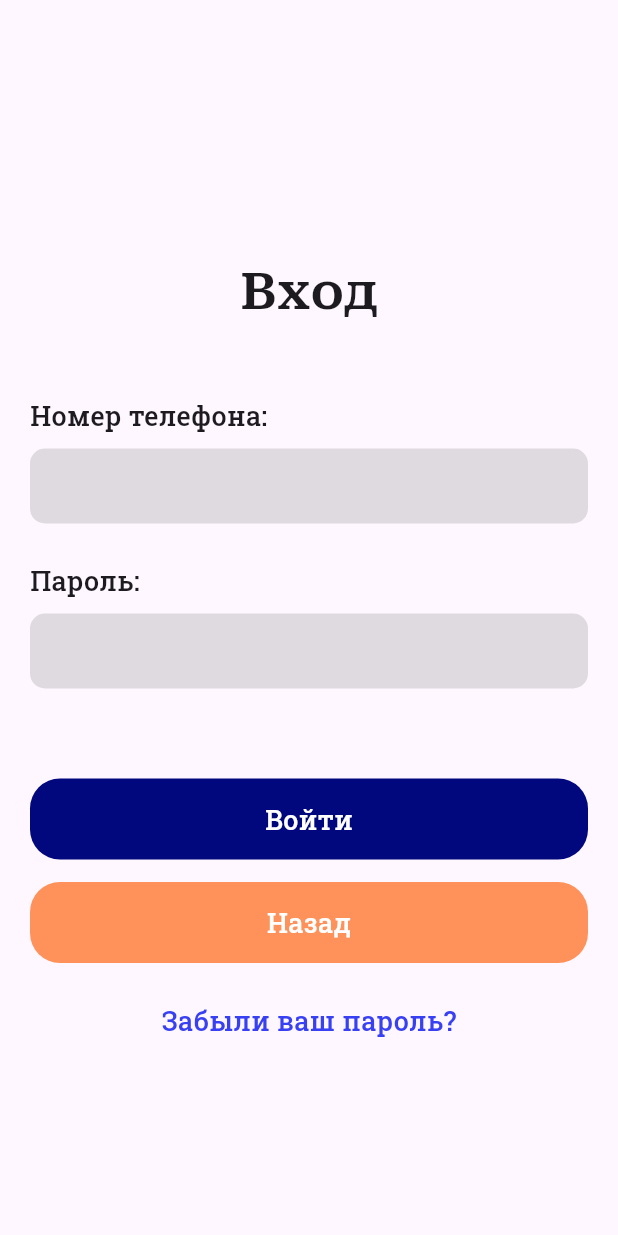
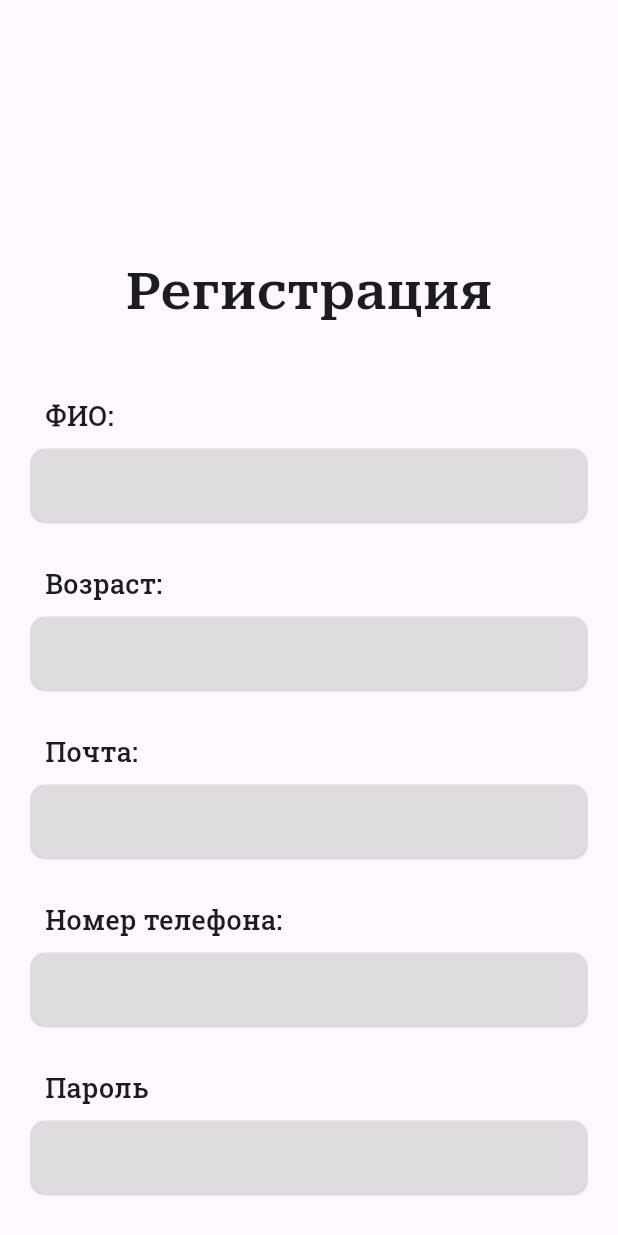
Before and after one commit to Wjiel/uber_works_app, a Flutter app: the screen it shows after launch, on a phone screen of 412 x 824 dp. Run offline on Flutter 3.47's test engine with Material 3 defaults, Android fonts, the phone set to English and light mode, and no system bars; project files that could hold a hidden picture were left out.

Commit message:
Сделал форму регистрации.

```diff
--- a/lib/login_window/widget/TextForPage.dart
+++ b/lib/custom_widgets/Text/CustomTextForPage.dart
@@ -11,10 +11,10 @@ TextStyle _styleTextIn = TextStyle(
   fontWeight: FontWeight.w600,
 );
 
-class TextForPage extends StatelessWidget {
+class CustomTextForPage extends StatelessWidget {
   final bool? isSwtich;
   final String textString;
-  const TextForPage({super.key, required this.textString, this.isSwtich});
+  const CustomTextForPage({super.key, required this.textString, this.isSwtich});
 
   @override
   Widget build(BuildContext context) {
--- a/lib/login_window/widget/BoxWithText.dart
+++ b/lib/custom_widgets/TextFields/CustomBoxWithText.dart
@@ -1,17 +1,22 @@
 import 'package:flutter/material.dart';
 
-class BoxWithText extends StatefulWidget {
+class CustomBoxWithText extends StatefulWidget {
   final bool? isSwitchPass;
-  const BoxWithText({super.key, this.isSwitchPass});
+  const CustomBoxWithText({super.key, this.isSwitchPass});
 
 
   @override
-  State<BoxWithText> createState() => _BoxWithTextState();
+  State<CustomBoxWithText> createState() => _CustomBoxWithTextState();
 }
 
-class _BoxWithTextState extends State<BoxWithText> {
-  final controllerText = TextEditingController();
+class _CustomBoxWithTextState extends State<CustomBoxWithText> {
+  final TextEditingController controllerText = TextEditingController();
 
+  @override
+  void dispose() {
+    controllerText.dispose();
+    super.dispose();
+  }
 
   @override
   Widget build(BuildContext context) {
--- a/lib/login_window/widget/ButtonSign.dart
+++ b/lib/custom_widgets/buttons/CustomButtonSign.dart
@@ -1,10 +1,10 @@
 import 'package:flutter/material.dart';
 import 'package:uber_works_app/colors.dart';
 
-class ButtonSign extends StatelessWidget {
-  final String InputWords;
-  final bool? Colorchik;
-  const ButtonSign({super.key, required this.InputWords, this.Colorchik});
+class CustomButtonSign extends StatelessWidget {
+  final String inputWords;
+  final bool? colorchik;
+  const CustomButtonSign({super.key, required this.inputWords, this.colorchik});
 
   @override
   Widget build(BuildContext context) {
@@ -15,12 +15,12 @@ class ButtonSign extends StatelessWidget {
         width: double.infinity,
         padding: EdgeInsets.symmetric(vertical: 14),
         decoration: BoxDecoration(
-          color: Colorchik ?? false ? lowOrange : highBlue,
+          color: colorchik ?? false ? lowOrange : highBlue,
           borderRadius: BorderRadius.circular(20),
         ),
         child: Center(
           child: Text(
-            InputWords,
+            inputWords,
             style: TextStyle(
               color: Colors.white,
               fontFamily: 'RobotoSlab',
--- a/lib/login_window/LoginWindow.dart
+++ b/lib/login_window/LoginWindow.dart
@@ -1,8 +1,8 @@
 import 'package:flutter/material.dart';
-import 'package:uber_works_app/login_window/widget/BoxWithText.dart';
-import 'package:uber_works_app/login_window/widget/ButtonSign.dart';
+import 'package:uber_works_app/custom_widgets/TextFields/CustomBoxWithText.dart';
+import 'package:uber_works_app/custom_widgets/buttons/CustomButtonSign.dart';
 import 'package:uber_works_app/login_window/widget/JustText.dart';
-import 'package:uber_works_app/login_window/widget/TextForPage.dart';
+import 'package:uber_works_app/custom_widgets/Text/CustomTextForPage.dart';
 
 class LoginWindow extends StatefulWidget {
   const LoginWindow({super.key});
@@ -20,19 +20,19 @@ class _LoginWindowState extends State<LoginWindow> {
         child: ListView(
           children: [
             SizedBox(height: 170),
-            Center(child: TextForPage(textString: 'Вход', isSwtich: true)),
+            Center(child: CustomTextForPage(textString: 'Вход', isSwtich: true)),
             SizedBox(height: 45),
-            TextForPage(textString: 'Номер телефона:'),
+            CustomTextForPage(textString: 'Номер телефона:'),
             SizedBox(height: 9),
-            BoxWithText(),
+            CustomBoxWithText(),
             SizedBox(height: 25),
-            TextForPage(textString: 'Пароль:'),
+            CustomTextForPage(textString: 'Пароль:'),
             SizedBox(height: 9),
-            BoxWithText(isSwitchPass: true),
+            CustomBoxWithText(isSwitchPass: true),
             SizedBox(height: 60),
-            ButtonSign(InputWords: 'Войти'),
+            CustomButtonSign(inputWords: 'Войти'),
             SizedBox(height: 15),
-            ButtonSign(InputWords: 'Назад',Colorchik: true),
+            CustomButtonSign(inputWords: 'Назад',colorchik: true),
             SizedBox(height: 25),
             Center(child: JustText()),
           ],
--- a/lib/main.dart
+++ b/lib/main.dart
@@ -1,12 +1,13 @@
 import 'package:flutter/material.dart';
 import 'package:uber_works_app/login_window/LoginWindow.dart';
+import 'package:uber_works_app/registration_window/RegistrationWindow.dart';
 import 'package:uber_works_app/start_screen/StartScreen.dart';
 
 void main() {
   runApp(
     MaterialApp(
       debugShowCheckedModeBanner: false,
-      home: LoginWindow()
+      home: RegistrationWindow()
     ),
   );
 }
--- /dev/null
+++ b/lib/registration_window/RegistrationWindow.dart
@@ -0,0 +1,70 @@
+import 'package:flutter/material.dart';
+import 'package:uber_works_app/custom_widgets/Text/CustomTextForPage.dart';
+import 'package:uber_works_app/custom_widgets/buttons/CustomButtonSign.dart';
+import 'package:uber_works_app/registration_window/widgets/AnimationButton.dart';
+import 'package:uber_works_app/registration_window/widgets/TextAndTextField.dart';
+
+const List<String> _listNameTextString = [
+  'Регистрация',
+  'ФИО:',
+  'Возраст:',
+  'Почта:',
+  'Номер телефона:',
+  'Пароль',
+];
+
+class RegistrationWindow extends StatelessWidget {
+  const RegistrationWindow({super.key});
+
+  @override
+  Widget build(BuildContext context) {
+    return Scaffold(
+      body: Padding(
+        padding: EdgeInsets.symmetric(horizontal: 20),
+        child: ListView(
+          children: [
+            SizedBox(height: 170),
+            Center(
+              child: CustomTextForPage(
+                textString: _listNameTextString[0],
+                isSwtich: true,
+              ),
+            ),
+            SizedBox(height: 45,),
+            Column(
+              spacing: 27,
+              children: [
+                TextAndTextField(
+                  Texting: _listNameTextString[1],
+                ),
+                TextAndTextField(
+                  Texting: _listNameTextString[2],
+                ),
+                TextAndTextField(
+                  Texting: _listNameTextString[3],
+                ),
+                TextAndTextField(
+                  Texting: _listNameTextString[4],
+                ),
+                TextAndTextField(
+                  Texting: _listNameTextString[5],
+                  isPass: true,
+                ),
+                AnimationButton(),
+              ],
+            ),
+            SizedBox(height: 60,),
+            Column(
+              spacing: 15,
+              children: [
+                CustomButtonSign(inputWords: 'Зарегистрироваться'),
+                CustomButtonSign(inputWords: 'Назад', colorchik: true,),
+              ],
+            ),
+            SizedBox(height: 180,)
+          ],
+        ),
+      ),
+    );
+  }
+}
--- /dev/null
+++ b/lib/registration_window/widgets/TextAndTextField.dart
@@ -0,0 +1,26 @@
+import 'package:flutter/material.dart';
+import 'package:uber_works_app/custom_widgets/Text/CustomTextForPage.dart';
+import 'package:uber_works_app/custom_widgets/TextFields/CustomBoxWithText.dart';
+
+class TextAndTextField extends StatelessWidget {
+  final String Texting;
+  final bool? isPass;
+  const TextAndTextField({super.key, required this.Texting, this.isPass});
+
+  @override
+  Widget build(BuildContext context) {
+    return Column(
+      crossAxisAlignment: CrossAxisAlignment.start,
+      spacing: 9,
+      children: [
+        Padding(
+          padding: const EdgeInsets.only(left: 10.0),
+          child: CustomTextForPage(textString: Texting),
+        ),
+        CustomBoxWithText(
+          isSwitchPass: isPass ?? false,
+        ),
+      ],
+    );
+  }
+}
```
Also changed, not shown: lib/colors.dart (+10 -8 lines), lib/registration_window/widgets/AnimationButton.dart (added, +88 -0 lines), lib/start_screen/widget/SignInUp.dart (+9 -32 lines).
